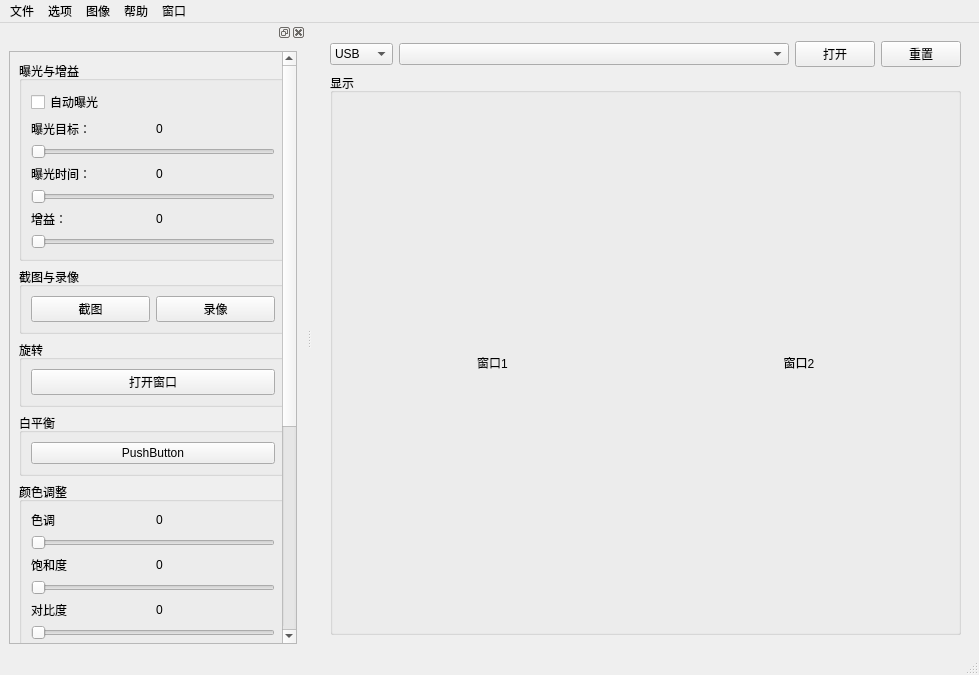
Qt form ui/mainwindow.ui (choushunn/ToupCameraDemo) before a commit.
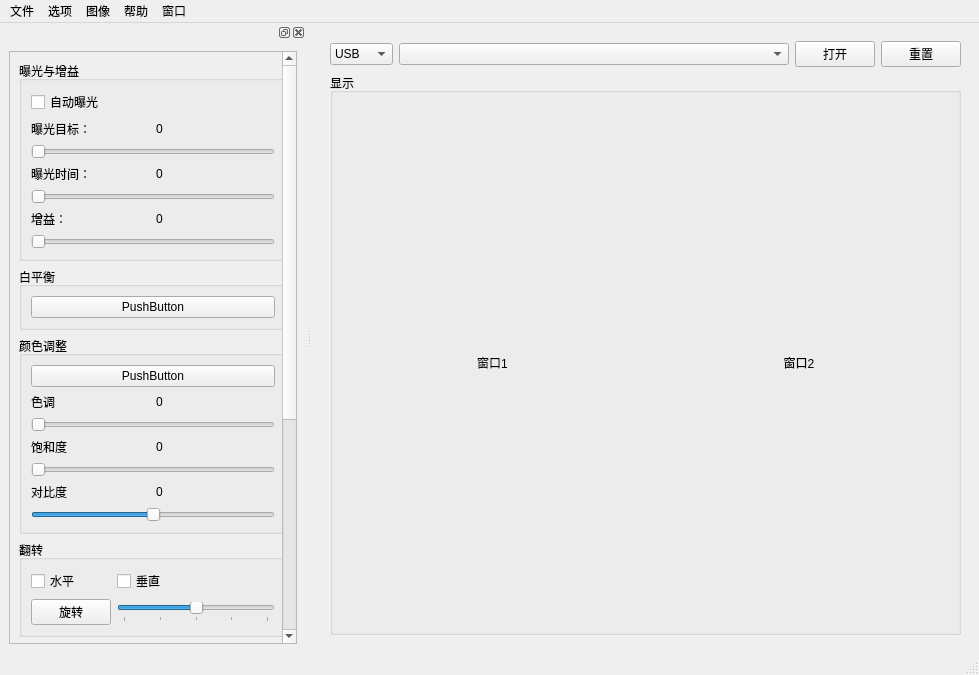
The same form after that commit. The open tabs and pages were chosen to show the change. Icons and pictures are not drawn.

Patch:
```diff
--- a/ui/mainwindow.ui
+++ b/ui/mainwindow.ui
@@ -207,13 +207,111 @@
         <property name="geometry">
          <rect>
           <x>0</x>
-          <y>-126</y>
+          <y>-346</y>
           <width>286</width>
-          <height>783</height>
+          <height>942</height>
          </rect>
         </property>
         <layout class="QGridLayout" name="gridLayout_7">
-         <item row="7" column="0">
+         <item row="4" column="0">
+          <widget class="QPushButton" name="pushButton">
+           <property name="text">
+            <string>打开窗口</string>
+           </property>
+          </widget>
+         </item>
+         <item row="0" column="0">
+          <widget class="QGroupBox" name="groupBox_3">
+           <property name="title">
+            <string>曝光与增益</string>
+           </property>
+           <layout class="QGridLayout" name="gridLayout_3">
+            <item row="0" column="0">
+             <widget class="QCheckBox" name="checkBox">
+              <property name="text">
+               <string>自动曝光</string>
+              </property>
+             </widget>
+            </item>
+            <item row="8" column="0">
+             <widget class="QSlider" name="horizontalSlider_2">
+              <property name="orientation">
+               <enum>Qt::Horizontal</enum>
+              </property>
+             </widget>
+            </item>
+            <item row="5" column="0">
+             <widget class="QSlider" name="horizontalSlider">
+              <property name="orientation">
+               <enum>Qt::Horizontal</enum>
+              </property>
+             </widget>
+            </item>
+            <item row="11" column="0">
+             <widget class="QSlider" name="horizontalSlider_3">
+              <property name="orientation">
+               <enum>Qt::Horizontal</enum>
+              </property>
+             </widget>
+            </item>
+            <item row="2" column="0">
+             <layout class="QHBoxLayout" name="horizontalLayout_4">
+              <item>
+               <widget class="QLabel" name="label_2">
+                <property name="text">
+                 <string>曝光目标：</string>
+                </property>
+               </widget>
+              </item>
+              <item>
+               <widget class="QLabel" name="label_6">
+                <property name="text">
+                 <string>0</string>
+                </property>
+               </widget>
+              </item>
+             </layout>
+            </item>
+            <item row="6" column="0">
+             <layout class="QHBoxLayout" name="horizontalLayout_5">
+              <item>
+               <widget class="QLabel" name="label_3">
+                <property name="text">
+                 <string>曝光时间：</string>
+                </property>
+               </widget>
+              </item>
+              <item>
+               <widget class="QLabel" name="label_5">
+                <property name="text">
+                 <string>0</string>
+                </property>
+               </widget>
+              </item>
+             </layout>
+            </item>
+            <item row="9" column="0">
+             <layout class="QHBoxLayout" name="horizontalLayout_6">
+              <item>
+               <widget class="QLabel" name="label_4">
+                <property name="text">
+                 <string>增益：</string>
+                </property>
+               </widget>
+              </item>
+              <item>
+               <widget class="QLabel" name="label">
+                <property name="text">
+                 <string>0</string>
+                </property>
+               </widget>
+              </item>
+             </layout>
+            </item>
+           </layout>
+          </widget>
+         </item>
+         <item row="12" column="0">
           <widget class="QTabWidget" name="tabWidget_2">
            <property name="sizePolicy">
             <sizepolicy hsizetype="MinimumExpanding" vsizetype="MinimumExpanding">
@@ -601,7 +699,119 @@
            </widget>
           </widget>
          </item>
-         <item row="3" column="0">
+         <item row="2" column="0">
+          <widget class="QGroupBox" name="groupBox_4">
+           <property name="title">
+            <string>颜色调整</string>
+           </property>
+           <layout class="QVBoxLayout" name="verticalLayout_8">
+            <item>
+             <widget class="QPushButton" name="pushButton_7">
+              <property name="text">
+               <string>PushButton</string>
+              </property>
+              <property name="checkable">
+               <bool>true</bool>
+              </property>
+             </widget>
+            </item>
+            <item>
+             <layout class="QHBoxLayout" name="horizontalLayout_8">
+              <item>
+               <widget class="QLabel" name="label_7">
+                <property name="text">
+                 <string>色调</string>
+                </property>
+               </widget>
+              </item>
+              <item>
+               <widget class="QLabel" name="label_8">
+                <property name="text">
+                 <string>0</string>
+                </property>
+               </widget>
+              </item>
+             </layout>
+            </item>
+            <item>
+             <widget class="QSlider" name="horizontalSlider_4">
+              <property name="maximum">
+               <number>179</number>
+              </property>
+              <property name="orientation">
+               <enum>Qt::Horizontal</enum>
+              </property>
+             </widget>
+            </item>
+            <item>
+             <layout class="QHBoxLayout" name="horizontalLayout_10">
+              <item>
+               <widget class="QLabel" name="label_10">
+                <property name="text">
+                 <string>饱和度</string>
+                </property>
+               </widget>
+              </item>
+              <item>
+               <widget class="QLabel" name="label_9">
+                <property name="text">
+                 <string>0</string>
+                </property>
+               </widget>
+              </item>
+             </layout>
+            </item>
+            <item>
+             <widget class="QSlider" name="horizontalSlider_5">
+              <property name="maximum">
+               <number>255</number>
+              </property>
+              <property name="orientation">
+               <enum>Qt::Horizontal</enum>
+              </property>
+             </widget>
+            </item>
+            <item>
+             <layout class="QHBoxLayout" name="horizontalLayout_11">
+              <item>
+               <widget class="QLabel" name="label_11">
+                <property name="text">
+                 <string>对比度</string>
+                </property>
+               </widget>
+              </item>
+              <item>
+               <widget class="QLabel" name="label_12">
+                <property name="text">
+                 <string>0</string>
+                </property>
+               </widget>
+              </item>
+             </layout>
+            </item>
+            <item>
+             <widget class="QSlider" name="horizontalSlider_6">
+              <property name="minimum">
+               <number>-1</number>
+              </property>
+              <property name="maximum">
+               <number>1</number>
+              </property>
+              <property name="singleStep">
+               <number>0</number>
+              </property>
+              <property name="value">
+               <number>0</number>
+              </property>
+              <property name="orientation">
+               <enum>Qt::Horizontal</enum>
+              </property>
+             </widget>
+            </item>
+           </layout>
+          </widget>
+         </item>
+         <item row="1" column="0">
           <widget class="QGroupBox" name="groupBox_2">
            <property name="title">
             <string>白平衡</string>
@@ -617,7 +827,7 @@
            </layout>
           </widget>
          </item>
-         <item row="1" column="0">
+         <item row="6" column="0">
           <widget class="QGroupBox" name="groupBox">
            <property name="sizePolicy">
             <sizepolicy hsizetype="Minimum" vsizetype="Fixed">
@@ -661,7 +871,7 @@
            </layout>
           </widget>
          </item>
-         <item row="5" column="0">
+         <item row="3" column="0">
           <widget class="QGroupBox" name="groupBox_5">
            <property name="sizePolicy">
             <sizepolicy hsizetype="Preferred" vsizetype="Fixed">
@@ -687,200 +897,35 @@
               </property>
              </widget>
             </item>
-           </layout>
-          </widget>
-         </item>
-         <item row="2" column="0">
-          <widget class="QGroupBox" name="groupBox_6">
-           <property name="sizePolicy">
-            <sizepolicy hsizetype="Preferred" vsizetype="Expanding">
-             <horstretch>0</horstretch>
-             <verstretch>0</verstretch>
-            </sizepolicy>
-           </property>
-           <property name="title">
-            <string>旋转</string>
-           </property>
-           <layout class="QVBoxLayout" name="verticalLayout_4">
-            <item>
-             <widget class="QPushButton" name="pushButton">
+            <item row="1" column="0">
+             <widget class="QPushButton" name="pushButton_5">
               <property name="text">
-               <string>打开窗口</string>
+               <string>旋转</string>
               </property>
-             </widget>
-            </item>
-           </layout>
-          </widget>
-         </item>
-         <item row="0" column="0">
-          <widget class="QGroupBox" name="groupBox_3">
-           <property name="title">
-            <string>曝光与增益</string>
-           </property>
-           <layout class="QGridLayout" name="gridLayout_3">
-            <item row="0" column="0">
-             <widget class="QCheckBox" name="checkBox">
-              <property name="text">
-               <string>自动曝光</string>
+              <property name="checkable">
+               <bool>true</bool>
               </property>
              </widget>
             </item>
-            <item row="8" column="0">
-             <widget class="QSlider" name="horizontalSlider_2">
-              <property name="orientation">
-               <enum>Qt::Horizontal</enum>
+            <item row="1" column="1">
+             <widget class="QSlider" name="horizontalSlider_7">
+              <property name="minimum">
+               <number>-180</number>
               </property>
-             </widget>
-            </item>
-            <item row="5" column="0">
-             <widget class="QSlider" name="horizontalSlider">
-              <property name="orientation">
-               <enum>Qt::Horizontal</enum>
+              <property name="maximum">
+               <number>180</number>
               </property>
-             </widget>
-            </item>
-            <item row="11" column="0">
-             <widget class="QSlider" name="horizontalSlider_3">
-              <property name="orientation">
-               <enum>Qt::Horizontal</enum>
+              <property name="value">
+               <number>0</number>
               </property>
-             </widget>
-            </item>
-            <item row="2" column="0">
-             <layout class="QHBoxLayout" name="horizontalLayout_4">
-              <item>
-               <widget class="QLabel" name="label_2">
-                <property name="text">
-                 <string>曝光目标：</string>
-                </property>
-               </widget>
-              </item>
-              <item>
-               <widget class="QLabel" name="label_6">
-                <property name="text">
-                 <string>0</string>
-                </property>
-               </widget>
-              </item>
-             </layout>
-            </item>
-            <item row="6" column="0">
-             <layout class="QHBoxLayout" name="horizontalLayout_5">
-              <item>
-               <widget class="QLabel" name="label_3">
-                <property name="text">
-                 <string>曝光时间：</string>
-                </property>
-               </widget>
-              </item>
-              <item>
-               <widget class="QLabel" name="label_5">
-                <property name="text">
-                 <string>0</string>
-                </property>
-               </widget>
-              </item>
-             </layout>
-            </item>
-            <item row="9" column="0">
-             <layout class="QHBoxLayout" name="horizontalLayout_6">
-              <item>
-               <widget class="QLabel" name="label_4">
-                <property name="text">
-                 <string>增益：</string>
-                </property>
-               </widget>
-              </item>
-              <item>
-               <widget class="QLabel" name="label">
-                <property name="text">
-                 <string>0</string>
-                </property>
-               </widget>
-              </item>
-             </layout>
-            </item>
-           </layout>
-          </widget>
-         </item>
-         <item row="4" column="0">
-          <widget class="QGroupBox" name="groupBox_4">
-           <property name="title">
-            <string>颜色调整</string>
-           </property>
-           <layout class="QVBoxLayout" name="verticalLayout_8">
-            <item>
-             <layout class="QHBoxLayout" name="horizontalLayout_8">
-              <item>
-               <widget class="QLabel" name="label_7">
-                <property name="text">
-                 <string>色调</string>
-                </property>
-               </widget>
-              </item>
-              <item>
-               <widget class="QLabel" name="label_8">
-                <property name="text">
-                 <string>0</string>
-                </property>
-               </widget>
-              </item>
-             </layout>
-            </item>
-            <item>
-             <widget class="QSlider" name="horizontalSlider_4">
               <property name="orientation">
                <enum>Qt::Horizontal</enum>
               </property>
-             </widget>
-            </item>
-            <item>
-             <layout class="QHBoxLayout" name="horizontalLayout_10">
-              <item>
-               <widget class="QLabel" name="label_10">
-                <property name="text">
-                 <string>饱和度</string>
-                </property>
-               </widget>
-              </item>
-              <item>
-               <widget class="QLabel" name="label_9">
-                <property name="text">
-                 <string>0</string>
-                </property>
-               </widget>
-              </item>
-             </layout>
-            </item>
-            <item>
-             <widget class="QSlider" name="horizontalSlider_5">
-              <property name="orientation">
-               <enum>Qt::Horizontal</enum>
+              <property name="tickPosition">
+               <enum>QSlider::TicksBelow</enum>
               </property>
-             </widget>
-            </item>
-            <item>
-             <layout class="QHBoxLayout" name="horizontalLayout_11">
-              <item>
-               <widget class="QLabel" name="label_11">
-                <property name="text">
-                 <string>对比度</string>
-                </property>
-               </widget>
-              </item>
-              <item>
-               <widget class="QLabel" name="label_12">
-                <property name="text">
-                 <string>0</string>
-                </property>
-               </widget>
-              </item>
-             </layout>
-            </item>
-            <item>
-             <widget class="QSlider" name="horizontalSlider_6">
-              <property name="orientation">
-               <enum>Qt::Horizontal</enum>
+              <property name="tickInterval">
+               <number>90</number>
               </property>
              </widget>
             </item>
```
Left out of the diff: 12 changed lines with no effect on the pictures.
